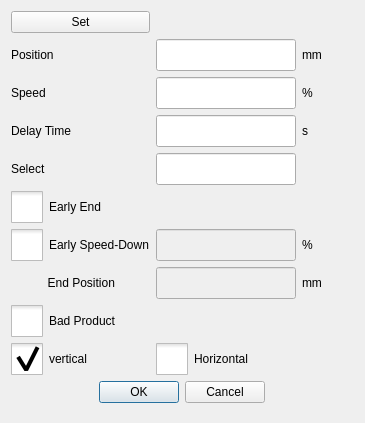
Qt form hcinstruction/icinstructmodifydialog.ui (GaussCheng/2-5AxisPunch) before a commit.
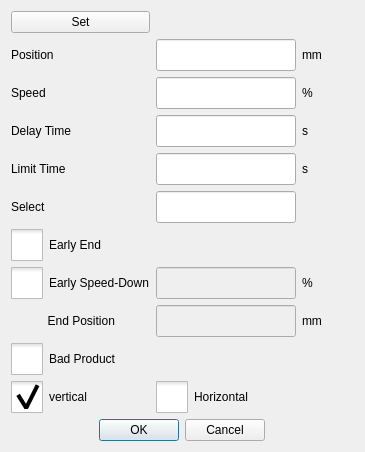
The same form after that commit. Icons and pictures are not drawn. Custom widgets are drawn as their Qt base class.

```diff
--- a/hcinstruction/icinstructmodifydialog.ui
+++ b/hcinstruction/icinstructmodifydialog.ui
@@ -19,7 +19,7 @@
   </property>
   <layout class="QGridLayout" name="gridLayout">
    <item row="3" column="0">
-    <widget class="QLabel" name="positionLabel_3">
+    <widget class="QLabel" name="delayLabel">
      <property name="sizePolicy">
       <sizepolicy hsizetype="Fixed" vsizetype="Preferred">
        <horstretch>0</horstretch>
@@ -43,7 +43,7 @@
      </property>
     </widget>
    </item>
-   <item row="7" column="0">
+   <item row="8" column="0">
     <widget class="QLabel" name="label">
      <property name="sizePolicy">
       <sizepolicy hsizetype="Minimum" vsizetype="Fixed">
@@ -59,21 +59,21 @@
      </property>
     </widget>
    </item>
-   <item row="6" column="3">
+   <item row="7" column="3">
     <widget class="QLabel" name="mmLabel_4">
      <property name="text">
       <string>%</string>
      </property>
     </widget>
    </item>
-   <item row="4" column="0">
+   <item row="5" column="0">
     <widget class="QLabel" name="selectLabel">
      <property name="text">
       <string>Select</string>
      </property>
     </widget>
    </item>
-   <item row="6" column="1">
+   <item row="7" column="1">
     <widget class="ICLineEditWithVirtualNumericKeypad" name="earlyDownSpeedTimeEdit">
      <property name="enabled">
       <bool>false</bool>
@@ -102,7 +102,7 @@
      </property>
     </widget>
    </item>
-   <item row="7" column="3">
+   <item row="8" column="3">
     <widget class="QLabel" name="mmLabel_2">
      <property name="text">
       <string>mm</string>
@@ -116,7 +116,7 @@
      </property>
     </widget>
    </item>
-   <item row="8" column="0">
+   <item row="9" column="0">
     <widget class="QCheckBox" name="badProductBox">
      <property name="styleSheet">
       <string notr="true">::indicator {
@@ -152,7 +152,7 @@
      </property>
     </widget>
    </item>
-   <item row="9" column="0">
+   <item row="10" column="0">
     <widget class="QCheckBox" name="verticalBox">
      <property name="sizePolicy">
       <sizepolicy hsizetype="Fixed" vsizetype="Fixed">
@@ -212,13 +212,6 @@
      </attribute>
     </widget>
    </item>
-   <item row="3" column="3">
-    <widget class="QLabel" name="positionLabel_6">
-     <property name="text">
-      <string>s</string>
-     </property>
-    </widget>
-   </item>
    <item row="1" column="3">
     <widget class="QLabel" name="mmLabel">
      <property name="text">
@@ -226,7 +219,14 @@
      </property>
     </widget>
    </item>
-   <item row="10" column="0" colspan="2">
+   <item row="3" column="3">
+    <widget class="QLabel" name="delayUnitLabel">
+     <property name="text">
+      <string>s</string>
+     </property>
+    </widget>
+   </item>
+   <item row="11" column="0" colspan="2">
     <widget class="QDialogButtonBox" name="buttonBox">
      <property name="sizePolicy">
       <sizepolicy hsizetype="Preferred" vsizetype="Fixed">
@@ -248,7 +248,7 @@
      </property>
     </widget>
    </item>
-   <item row="5" column="0">
+   <item row="6" column="0">
     <widget class="QCheckBox" name="earlyEndCheckBox">
      <property name="styleSheet">
       <string notr="true">::indicator {
@@ -300,7 +300,7 @@
      </property>
     </widget>
    </item>
-   <item row="7" column="1">
+   <item row="8" column="1">
     <widget class="ICLineEditWithVirtualNumericKeypad" name="earlyEndTimeEdit">
      <property name="enabled">
       <bool>false</bool>
@@ -328,7 +328,14 @@
      </property>
     </widget>
    </item>
-   <item row="6" column="0">
+   <item row="2" column="3">
+    <widget class="QLabel" name="precentLabel">
+     <property name="text">
+      <string>%</string>
+     </property>
+    </widget>
+   </item>
+   <item row="7" column="0">
     <widget class="QCheckBox" name="earlySpeedDownCheckBox">
      <property name="sizePolicy">
       <sizepolicy hsizetype="Fixed" vsizetype="Fixed">
@@ -382,7 +389,7 @@
      </property>
     </widget>
    </item>
-   <item row="4" column="1">
+   <item row="5" column="1">
     <widget class="ICLineEditWithVirtualNumericKeypad" name="selectEdit">
      <property name="sizePolicy">
       <sizepolicy hsizetype="Preferred" vsizetype="Fixed">
@@ -398,13 +405,6 @@
      </property>
     </widget>
    </item>
-   <item row="2" column="3">
-    <widget class="QLabel" name="precentLabel">
-     <property name="text">
-      <string>%</string>
-     </property>
-    </widget>
-   </item>
    <item row="0" column="0">
     <widget class="QPushButton" name="setButton">
      <property name="sizePolicy">
@@ -418,7 +418,7 @@
      </property>
     </widget>
    </item>
-   <item row="9" column="1">
+   <item row="10" column="1">
     <widget class="QCheckBox" name="horizontalBox">
      <property name="sizePolicy">
       <sizepolicy hsizetype="Fixed" vsizetype="Fixed">
@@ -514,6 +514,54 @@
      </property>
     </spacer>
    </item>
+   <item row="4" column="0">
+    <widget class="QLabel" name="limitLabel">
+     <property name="sizePolicy">
+      <sizepolicy hsizetype="Fixed" vsizetype="Preferred">
+       <horstretch>0</horstretch>
+       <verstretch>0</verstretch>
+      </sizepolicy>
+     </property>
+     <property name="minimumSize">
+      <size>
+       <width>134</width>
+       <height>0</height>
+      </size>
+     </property>
+     <property name="maximumSize">
+      <size>
+       <width>155</width>
+       <height>16777215</height>
+      </size>
+     </property>
+     <property name="text">
+      <string>Limit Time</string>
+     </property>
+    </widget>
+   </item>
+   <item row="4" column="1">
+    <widget class="ICLineEditWithVirtualNumericKeypad" name="limitTimeEdit">
+     <property name="sizePolicy">
+      <sizepolicy hsizetype="Preferred" vsizetype="Fixed">
+       <horstretch>0</horstretch>
+       <verstretch>0</verstretch>
+      </sizepolicy>
+     </property>
+     <property name="minimumSize">
+      <size>
+       <width>0</width>
+       <height>32</height>
+      </size>
+     </property>
+    </widget>
+   </item>
+   <item row="4" column="3">
+    <widget class="QLabel" name="limitUnitLabel">
+     <property name="text">
+      <string>s</string>
+     </property>
+    </widget>
+   </item>
   </layout>
  </widget>
  <customwidgets>
```
